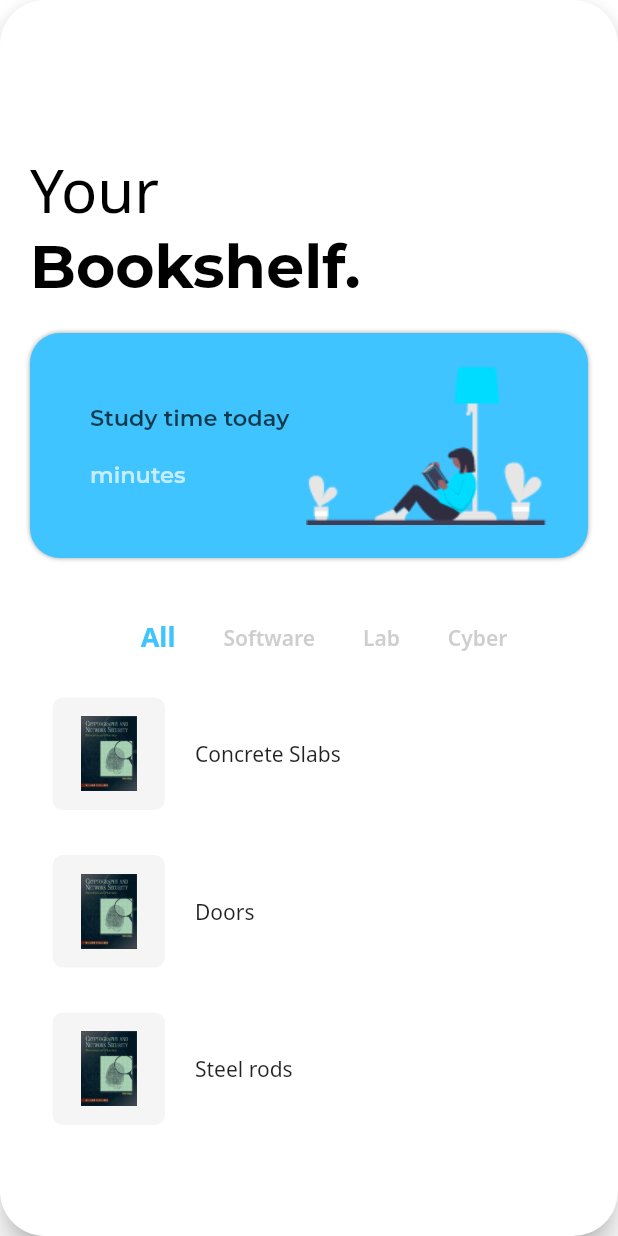
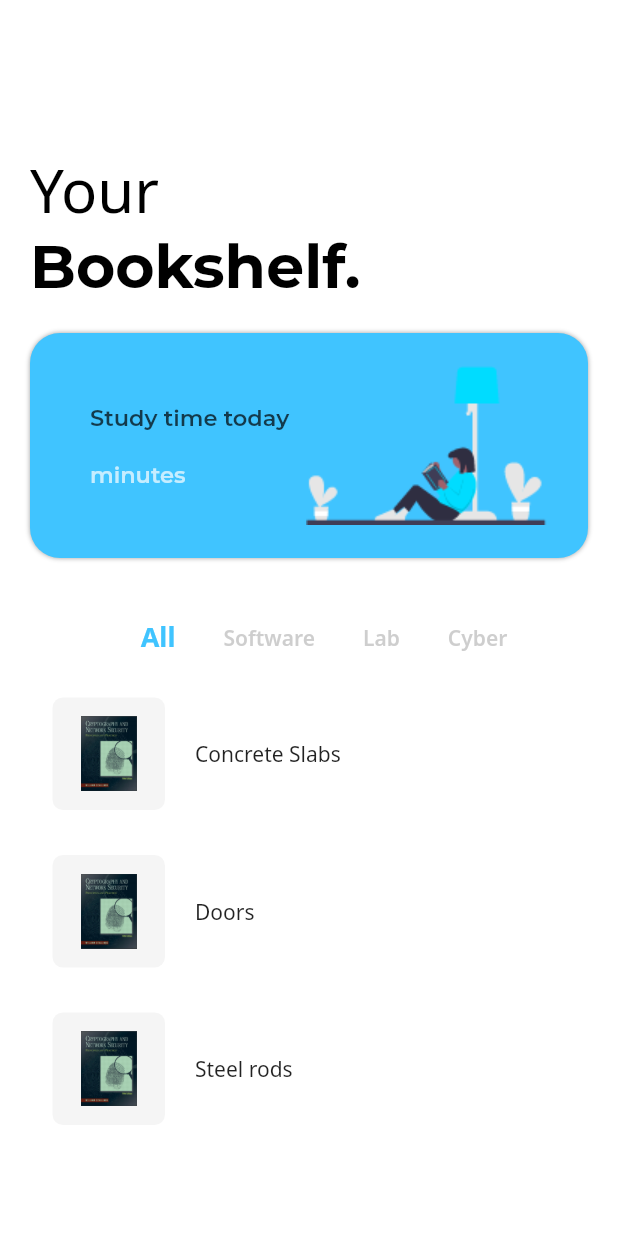
Before and after one commit to yahu1031/sastra-edu, a Flutter app: the screen it shows once a user with an empty profile is signed in, scrolled down 84 dp, on a phone screen of 412 x 824 dp. Run offline on Flutter 3.47's test engine with Material 2 defaults, Android fonts, the phone set to English and light mode, and no system bars; our stand-ins replace cloud_firestore, firebase_auth, flutter_svg, google_fonts, shimmer; accounts and stored records are empty.

Commit message:
Changed home.dart's radius to none

```diff
--- a/lib/Home/Home.dart
+++ b/lib/Home/Home.dart
@@ -185,7 +185,7 @@ class _HomeState extends State<Home> with TickerProviderStateMixin {
         scale: _scaleAnimation,
         child: Material(
           animationDuration: duration,
-          borderRadius: BorderRadius.all(Radius.circular(30)),
+          // borderRadius: BorderRadius.all(Radius.circular(30)),
           elevation: 8,
           color: backgroundColor,
           child: SingleChildScrollView(
--- a/lib/Login/login.dart
+++ b/lib/Login/login.dart
@@ -2,7 +2,7 @@ import 'package:flutter/cupertino.dart';
 import 'package:flutter/material.dart';
 import 'package:google_fonts/google_fonts.dart';
 import 'package:sastra_ebooks/Login/mailus.dart';
-import '../services/auth.dart';
+import '../Services/auth.dart';
 
 import 'forgotpassword.dart';
 
--- a/lib/main.dart
+++ b/lib/main.dart
@@ -27,7 +27,7 @@ class _MyAppState extends State<MyApp> {
     return StreamProvider<User>.value(
       value: AuthServices().user,
       child: MaterialApp(
-        debugShowCheckedModeBanner: true,
+        debugShowCheckedModeBanner: false,
         home: Splash(),
       ),
     );
```
